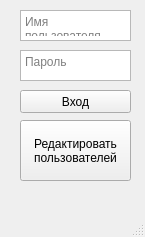
The window that Курсач/UI_Forms/login_form.ui (ChazGrant/PSSBD) describes before a commit, drawn with Qt 5.
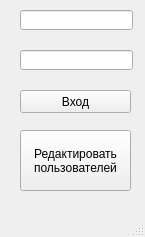
The same window after the commit.

Diff of the .ui file:
```diff
--- a/Курсач/UI_Forms/login_form.ui
+++ b/Курсач/UI_Forms/login_form.ui
@@ -14,32 +14,6 @@
    <string>MainWindow</string>
   </property>
   <widget class="QWidget" name="centralwidget">
-   <widget class="QTextEdit" name="username_textEdit">
-    <property name="geometry">
-     <rect>
-      <x>20</x>
-      <y>10</y>
-      <width>111</width>
-      <height>31</height>
-     </rect>
-    </property>
-    <property name="placeholderText">
-     <string>Имя пользователя</string>
-    </property>
-   </widget>
-   <widget class="QTextEdit" name="password_textEdit">
-    <property name="geometry">
-     <rect>
-      <x>20</x>
-      <y>50</y>
-      <width>111</width>
-      <height>31</height>
-     </rect>
-    </property>
-    <property name="placeholderText">
-     <string>Пароль</string>
-    </property>
-   </widget>
    <widget class="QPushButton" name="login_pushButton">
     <property name="geometry">
      <rect>
@@ -57,7 +31,7 @@
     <property name="geometry">
      <rect>
       <x>20</x>
-      <y>120</y>
+      <y>130</y>
       <width>111</width>
       <height>61</height>
      </rect>
@@ -67,6 +41,32 @@
 пользователей</string>
     </property>
    </widget>
+   <widget class="QLineEdit" name="username_lineEdit">
+    <property name="geometry">
+     <rect>
+      <x>20</x>
+      <y>10</y>
+      <width>113</width>
+      <height>20</height>
+     </rect>
+    </property>
+   </widget>
+   <widget class="QLineEdit" name="password_lineEdit">
+    <property name="geometry">
+     <rect>
+      <x>20</x>
+      <y>50</y>
+      <width>113</width>
+      <height>20</height>
+     </rect>
+    </property>
+    <property name="contextMenuPolicy">
+     <enum>Qt::DefaultContextMenu</enum>
+    </property>
+    <property name="echoMode">
+     <enum>QLineEdit::Password</enum>
+    </property>
+   </widget>
   </widget>
   <widget class="QMenuBar" name="menubar">
    <property name="geometry">
```
Left out of the diff: 2 changed lines with no effect on the pictures.
